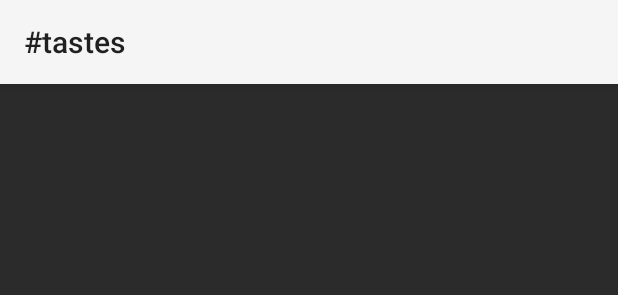
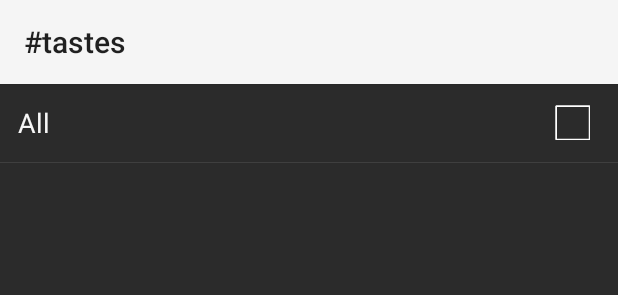
Before and after one commit to grep-services/tastes-android, an Android app: the layout fragment_filter.xml on its own in the app's theme, with its tools: preview values and no code run, on a phone screen of 412 x 824 dp. Shown: the top 295 px of the screen. Run offline under Robolectric (Android 15) with nearby library versions, the phone set to English and light mode, and no system bars.

Commit message:
checkbox done

```diff
--- a/app/src/main/res/layout/fragment_filter.xml
+++ b/app/src/main/res/layout/fragment_filter.xml
@@ -3,14 +3,55 @@
     android:layout_width="match_parent"
     android:layout_height="match_parent"
     android:orientation="vertical"
+    android:background="@color/view_inverse"
     tools:context="com.tastes.app.FilterFragment">
+
+    <!-- 아무리 해도 include로는 selector 연결 잘 안되서 이렇게 했다. -->
+    <RelativeLayout
+        android:id="@+id/fragment_filter_header"
+        android:layout_width="match_parent"
+        android:layout_height="wrap_content"
+        android:paddingLeft="@dimen/margin"
+        android:paddingRight="@dimen/margin"
+        android:paddingTop="8dp"
+        android:paddingBottom="8dp"
+        android:background="@drawable/selector_list"
+        android:clickable="true"
+        android:descendantFocusability="blocksDescendants"><!-- for item click event. -->
+
+        <TextView
+            android:layout_width="wrap_content"
+            android:layout_height="wrap_content"
+            android:layout_alignParentLeft="true"
+            android:layout_centerVertical="true"
+            android:layout_marginRight="@dimen/margin"
+            android:singleLine="true"
+            android:ellipsize="marquee"
+            android:textSize="18sp"
+            android:textColor="@color/text_inverse"
+            android:text="All"/>
+
+        <CheckBox
+            android:id="@+id/fragment_filter_header_check"
+            android:layout_width="36dp"
+            android:layout_height="36dp"
+            android:layout_alignParentRight="true"
+            android:layout_centerVertical="true"
+            android:button="@null"
+            android:background="@drawable/selector_check"/>
+
+    </RelativeLayout>
+
+    <View
+        android:layout_width="match_parent"
+        android:layout_height="@dimen/list_divider"
+        android:background="@color/list_divider"/>
 
     <ListView
         android:id="@+id/fragment_filter_list"
         android:layout_width="match_parent"
         android:layout_height="0dp"
         android:layout_weight="1"
-        android:background="@color/view_inverse"
         android:listSelector="@drawable/selector_list"
         android:divider="@color/list_divider"
         android:dividerHeight="@dimen/list_divider"/>
```
Also changed, not shown: app/src/main/java/com/tastes/app/FilterFragment.java (+20 -0 lines), app/src/main/java/com/tastes/widget/TagAdapter.java (+10 -0 lines).
